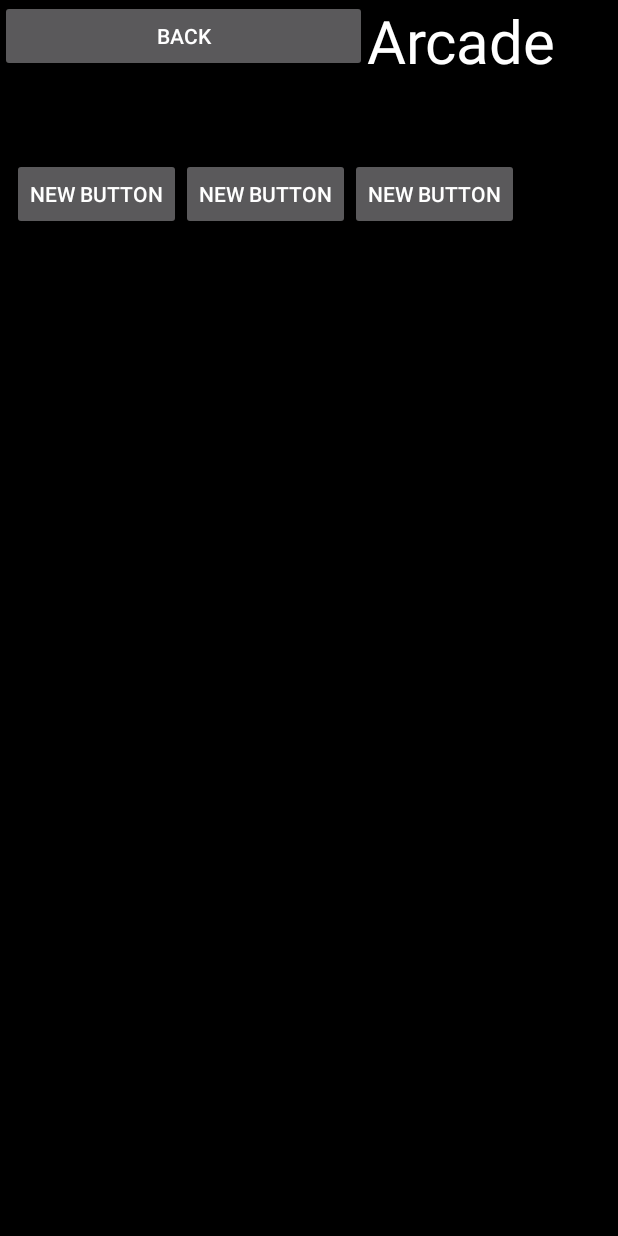
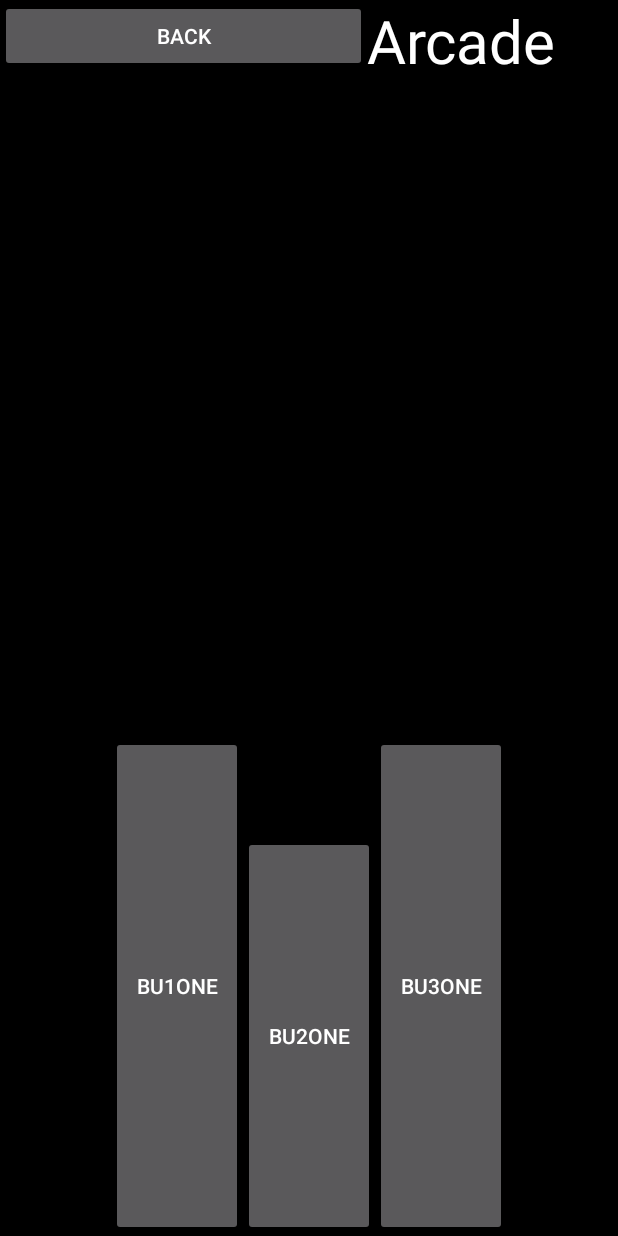
Before and after one commit to viktorKorolyuk/figit, an Android app: the arcade screen opened directly, with no data from a screen before it, on a phone screen of 412 x 824 dp. Run offline under Robolectric (Android 15) with nearby library versions, the phone set to English and light mode, and no system bars.

Commit message:
updated array code cheker to use ints, and more

```diff
--- a/FigitOne/app/src/main/java/com/korolyuk/viktor/figitone/arcade.java
+++ b/FigitOne/app/src/main/java/com/korolyuk/viktor/figitone/arcade.java
@@ -33,7 +33,7 @@ public class arcade extends ActionBarActivity {
     boolean bu3Clicked = false;
 
 
-    String[] code = {"1,2,3"};
+    String[] code = {"1,2,3","3,2,1"};
     String code1temp = code[new Random().nextInt(code.length)];
     String[] code1Decode = code1temp.split(",");
     final String codes = code1Decode.toString();
@@ -48,7 +48,7 @@ public class arcade extends ActionBarActivity {
 
         String code1temp = code[new Random().nextInt(code.length)]; //choose code
         String[] code1Decode = code1temp.split(","); //split the code into seperate objects
-        final String codes = code1Decode.toString(); // turn into strings
+        String codes = code1Decode.toString(); // turn into strings
         String code11 = code1Decode[0];
         String code12 = code1Decode[1];
         String code13 = code1Decode[2];
@@ -136,22 +136,18 @@ public class arcade extends ActionBarActivity {
                     bu3Clicked = true;
                     if (bu1One == 0) {
                         bu1One = 3;
-                        Toast.makeText(getApplicationContext(), "Bu1One == 1", Toast.LENGTH_SHORT).show();
+                        Toast.makeText(getApplicationContext(), "Bu1One == 3", Toast.LENGTH_SHORT).show();
                     }else if (bu1One > 0 && bu2One == 0) {
                         bu2One = 3;
-                        Toast.makeText(getApplicationContext(), "Bu2One == 1", Toast.LENGTH_SHORT).show();
+                        Toast.makeText(getApplicationContext(), "Bu2One == 3", Toast.LENGTH_SHORT).show();
                     }else if (bu1One > 0 && bu2One > 0 && bu3One == 0) {
                         bu3One = 3;
 
                     }
-
-
                     if (bu1One > 0 && bu2One > 0 && bu3One > 0) {
                         //// TODO: 15-09-25 Make function that will deal with checking if the code entered is correct.
                         checkCode();
-
                     }
-
                 } else {
 //// TODO: 15-09-25 make it so that when the user clicks same button then the code resets with alert
                 }
@@ -189,21 +185,47 @@ public class arcade extends ActionBarActivity {
 
     public void checkCode() {
 
+        int x = Integer.parseInt(code11);
+        int y = Integer.parseInt(code12);
+        int z = Integer.parseInt(code13);
+        if (bu1One == x && bu2One == y && bu3One == z) {
+            Toast.makeText(getApplicationContext(), "Congrats you got the code 1,2,3 correct!, the code will now be reset so that you can find another one!", Toast.LENGTH_SHORT).show();
+            resetCode();
+        }
+/**
         if (code1temp == "1,2,3") {
             int supo1 = 1;
             int supo2 = 2;
             int supo3 = 3;
 
             if (bu1One == supo1 && bu2One == supo2 && bu3One == supo3) {
-                Toast.makeText(getApplicationContext(), "Congrats you got the code correct!", Toast.LENGTH_SHORT).show();
+                Toast.makeText(getApplicationContext(), "Congrats you got the code 1,2,3 correct!, the code will now be reset so that you can find another one!", Toast.LENGTH_SHORT).show();
+resetCode();
+            } else {}
+        }
+
+        if (code1temp == "3,2,1") {
+            int supo1 = 3;
+            int supo2 = 2;
+            int supo3 = 1;
+
+            if (bu1One == supo1 && bu2One == supo2 && bu3One == supo3) {
+                Toast.makeText(getApplicationContext(), "Congrats you got the code 3,2,1 correct!", Toast.LENGTH_SHORT).show();
 
             } else {
-
             }
-
-
         }
+*/
 
     }
 
+    public void resetCode() {
+        bu1One = 0;
+        bu2One = 0;
+        bu3One = 0;
+        bu1Clicked = false;
+        bu2Clicked = false;
+        bu3Clicked = false;
+    }
+
 }
--- a/FigitOne/app/src/main/res/layout/activity_main.xml
+++ b/FigitOne/app/src/main/res/layout/activity_main.xml
@@ -3,7 +3,7 @@
     android:layout_height="match_parent" android:paddingLeft="@dimen/activity_horizontal_margin"
     android:paddingRight="@dimen/activity_horizontal_margin"
     android:paddingTop="@dimen/activity_vertical_margin"
-    android:background="#000"
+    android:background="#fff"
     android:paddingBottom="@dimen/activity_vertical_margin" tools:context=".MainActivity">
 
     <Button
--- a/FigitOne/app/src/main/res/layout/arcade.xml
+++ b/FigitOne/app/src/main/res/layout/arcade.xml
@@ -47,28 +47,27 @@
 
         <Button
             android:layout_width="wrap_content"
-            android:layout_height="wrap_content"
-            android:text="New Button"
+            android:layout_height="500px"
+            android:text="Bu1One"
             android:id="@+id/bu1"
-            android:layout_alignParentTop="true"
-            android:layout_alignParentLeft="true"
-            android:layout_alignParentStart="true" />
+            android:layout_alignParentBottom="true"
+            android:layout_toLeftOf="@+id/bu2"
+            android:layout_toStartOf="@+id/bu2" />
 
         <Button
             android:layout_width="wrap_content"
-            android:layout_height="wrap_content"
-            android:text="New Button"
+            android:layout_height="400px"
+            android:text="Bu2One"
             android:id="@+id/bu2"
-            android:layout_alignParentTop="true"
-            android:layout_toRightOf="@+id/bu1"
-            android:layout_toEndOf="@+id/bu1" />
+            android:layout_alignParentBottom="true"
+            android:layout_centerHorizontal="true" />
 
         <Button
             android:layout_width="wrap_content"
-            android:layout_height="wrap_content"
-            android:text="New Button"
+            android:layout_height="500px"
+            android:text="Bu3One"
             android:id="@+id/bu3"
-            android:layout_alignParentTop="true"
+            android:layout_alignParentBottom="true"
             android:layout_toRightOf="@+id/bu2"
             android:layout_toEndOf="@+id/bu2" />
     </RelativeLayout>
```
